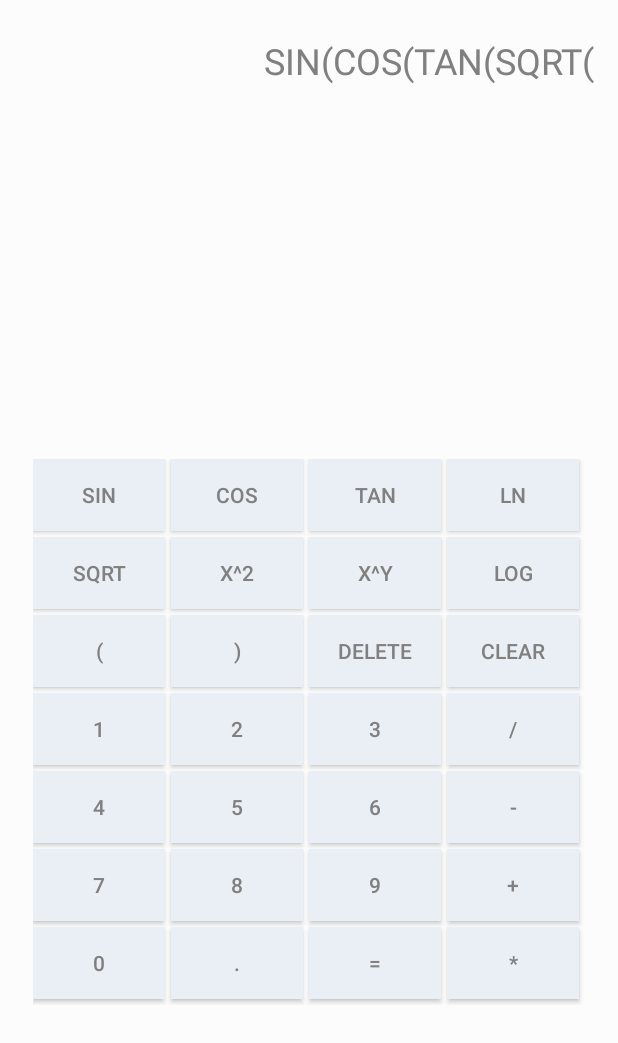
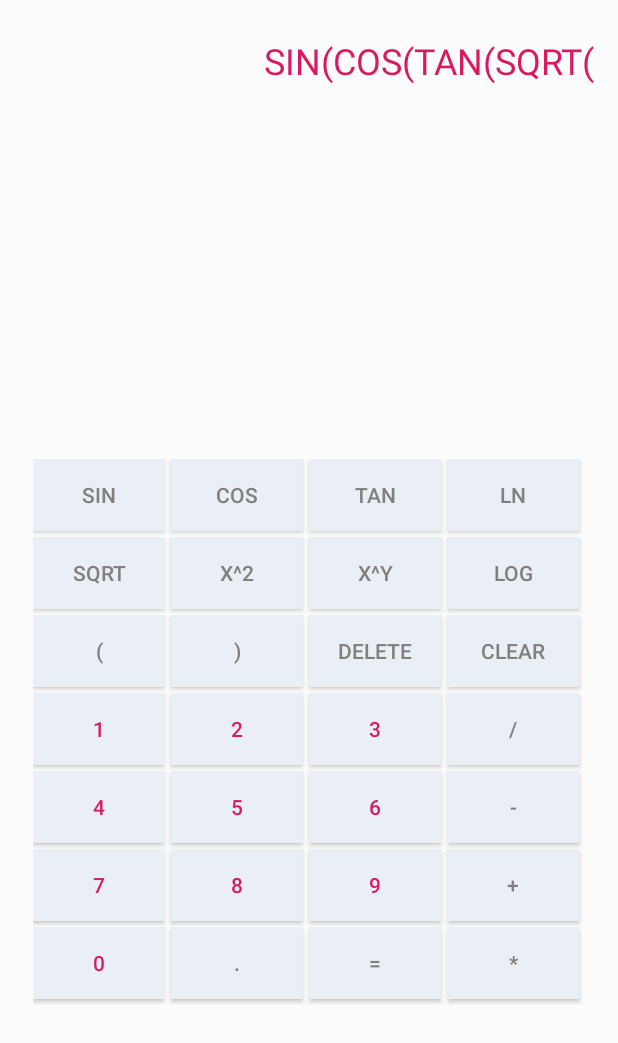
Before and after one commit to mikolajww/Calculator_Android, an Android app: the AdvancedCalculatorActivity screen opened directly, with no data from a screen before it, after a tap on "SQRT", on a phone screen of 412 x 824 dp. Shown: the top 1043 px of the screen. Run offline under Robolectric (Android 15) with nearby library versions, the phone set to English and light mode, and no system bars; 3 other taps on this screen came first.

Commit message:
Updated text colors

```diff
--- a/app/src/main/res/layout-land/activity_advanced_calculator.xml
+++ b/app/src/main/res/layout-land/activity_advanced_calculator.xml
@@ -5,6 +5,7 @@
     android:layout_width="match_parent"
     android:layout_height="match_parent"
     android:background="?attr/backgroundColor"
+
     tools:context=".AdvancedCalculatorActivity">
 
     <TextView
@@ -16,7 +17,7 @@
         android:layout_marginEnd="8dp"
         android:textAlignment="viewEnd"
         android:textAllCaps="true"
-        android:textColor="?attr/textColor"
+        android:textColor="@color/colorAccent"
         android:textSize="24sp"
         app:layout_constraintEnd_toEndOf="parent"
         app:layout_constraintStart_toStartOf="parent"
@@ -99,7 +100,7 @@
                 android:layout_marginBottom="4dp"
                 android:background="?attr/buttonColor"
                 android:text="1"
-                android:textColor="?attr/textColor"
+                android:textColor="@color/colorAccent"
                 tools:layout_editor_absoluteX="24dp"
                 tools:layout_editor_absoluteY="223dp" />
 
@@ -111,7 +112,7 @@
                 android:layout_marginBottom="4dp"
                 android:background="?attr/buttonColor"
                 android:text="2"
-                android:textColor="?attr/textColor"
+                android:textColor="@color/colorAccent"
                 tools:layout_editor_absoluteX="24dp"
                 tools:layout_editor_absoluteY="223dp" />
 
@@ -123,7 +124,7 @@
                 android:layout_marginBottom="4dp"
                 android:background="?attr/buttonColor"
                 android:text="3"
-                android:textColor="?attr/textColor"
+                android:textColor="@color/colorAccent"
                 tools:layout_editor_absoluteX="24dp"
                 tools:layout_editor_absoluteY="223dp" />
 
@@ -152,7 +153,7 @@
                 android:layout_marginBottom="4dp"
                 android:background="?attr/buttonColor"
                 android:text="4"
-                android:textColor="?attr/textColor"
+                android:textColor="@color/colorAccent"
                 tools:layout_editor_absoluteX="24dp"
                 tools:layout_editor_absoluteY="223dp" />
 
@@ -164,7 +165,7 @@
                 android:layout_marginBottom="4dp"
                 android:background="?attr/buttonColor"
                 android:text="5"
-                android:textColor="?attr/textColor"
+                android:textColor="@color/colorAccent"
                 tools:layout_editor_absoluteX="24dp"
                 tools:layout_editor_absoluteY="223dp" />
 
@@ -176,7 +177,7 @@
                 android:layout_marginBottom="4dp"
                 android:background="?attr/buttonColor"
                 android:text="6"
-                android:textColor="?attr/textColor"
+                android:textColor="@color/colorAccent"
                 tools:layout_editor_absoluteX="24dp"
                 tools:layout_editor_absoluteY="223dp" />
 
@@ -205,7 +206,7 @@
                 android:layout_marginBottom="4dp"
                 android:background="?attr/buttonColor"
                 android:text="7"
-                android:textColor="?attr/textColor"
+                android:textColor="@color/colorAccent"
                 tools:layout_editor_absoluteX="24dp"
                 tools:layout_editor_absoluteY="223dp" />
 
@@ -217,7 +218,7 @@
                 android:layout_marginBottom="4dp"
                 android:background="?attr/buttonColor"
                 android:text="8"
-                android:textColor="?attr/textColor"
+                android:textColor="@color/colorAccent"
                 tools:layout_editor_absoluteX="24dp"
                 tools:layout_editor_absoluteY="223dp" />
 
@@ -229,7 +230,7 @@
                 android:layout_marginBottom="4dp"
                 android:background="?attr/buttonColor"
                 android:text="9"
-                android:textColor="?attr/textColor"
+                android:textColor="@color/colorAccent"
                 tools:layout_editor_absoluteX="24dp"
                 tools:layout_editor_absoluteY="223dp" />
 
@@ -258,7 +259,7 @@
                 android:layout_marginBottom="4dp"
                 android:background="?attr/buttonColor"
                 android:text="0"
-                android:textColor="?attr/textColor"
+                android:textColor="@color/colorAccent"
                 tools:layout_editor_absoluteX="24dp"
                 tools:layout_editor_absoluteY="223dp" />
 
--- a/app/src/main/res/layout/activity_advanced_calculator.xml
+++ b/app/src/main/res/layout/activity_advanced_calculator.xml
@@ -16,7 +16,7 @@
         android:layout_marginEnd="8dp"
         android:textAlignment="viewEnd"
         android:textAllCaps="true"
-        android:textColor="?attr/textColor"
+        android:textColor="@color/colorAccent"
         android:textSize="24sp"
         app:layout_constraintEnd_toEndOf="parent"
         app:layout_constraintStart_toStartOf="parent"
@@ -211,7 +211,8 @@
                 android:layout_marginBottom="4dp"
                 android:background="?attr/buttonColor"
                 android:text="1"
-                android:textColor="?attr/textColor"
+                android:textColor="@color/colorAccent"
+                android:textColorLink="@color/colorAccent"
                 tools:layout_editor_absoluteX="24dp"
                 tools:layout_editor_absoluteY="223dp" />
 
@@ -223,7 +224,8 @@
                 android:layout_marginBottom="4dp"
                 android:background="?attr/buttonColor"
                 android:text="2"
-                android:textColor="?attr/textColor"
+                android:textColor="@color/colorAccent"
+                android:textColorLink="@color/colorAccent"
                 tools:layout_editor_absoluteX="24dp"
                 tools:layout_editor_absoluteY="223dp" />
 
@@ -235,7 +237,8 @@
                 android:layout_marginBottom="4dp"
                 android:background="?attr/buttonColor"
                 android:text="3"
-                android:textColor="?attr/textColor"
+                android:textColor="@color/colorAccent"
+                android:textColorLink="@color/colorAccent"
                 tools:layout_editor_absoluteX="24dp"
                 tools:layout_editor_absoluteY="223dp" />
 
@@ -264,7 +267,8 @@
                 android:layout_marginBottom="4dp"
                 android:background="?attr/buttonColor"
                 android:text="4"
-                android:textColor="?attr/textColor"
+                android:textColor="@color/colorAccent"
+                android:textColorLink="@color/colorAccent"
                 tools:layout_editor_absoluteX="24dp"
                 tools:layout_editor_absoluteY="223dp" />
 
@@ -276,7 +280,8 @@
                 android:layout_marginBottom="4dp"
                 android:background="?attr/buttonColor"
                 android:text="5"
-                android:textColor="?attr/textColor"
+                android:textColor="@color/colorAccent"
+                android:textColorLink="@color/colorAccent"
                 tools:layout_editor_absoluteX="24dp"
                 tools:layout_editor_absoluteY="223dp" />
 
@@ -288,7 +293,8 @@
                 android:layout_marginBottom="4dp"
                 android:background="?attr/buttonColor"
                 android:text="6"
-                android:textColor="?attr/textColor"
+                android:textColor="@color/colorAccent"
+                android:textColorLink="@color/colorAccent"
                 tools:layout_editor_absoluteX="24dp"
                 tools:layout_editor_absoluteY="223dp" />
 
@@ -317,7 +323,8 @@
                 android:layout_marginBottom="4dp"
                 android:background="?attr/buttonColor"
                 android:text="7"
-                android:textColor="?attr/textColor"
+                android:textColor="@color/colorAccent"
+                android:textColorLink="@color/colorAccent"
                 tools:layout_editor_absoluteX="24dp"
                 tools:layout_editor_absoluteY="223dp" />
 
@@ -329,7 +336,8 @@
                 android:layout_marginBottom="4dp"
                 android:background="?attr/buttonColor"
                 android:text="8"
-                android:textColor="?attr/textColor"
+                android:textColor="@color/colorAccent"
+                android:textColorLink="@color/colorAccent"
                 tools:layout_editor_absoluteX="24dp"
                 tools:layout_editor_absoluteY="223dp" />
 
@@ -341,7 +349,8 @@
                 android:layout_marginBottom="4dp"
                 android:background="?attr/buttonColor"
                 android:text="9"
-                android:textColor="?attr/textColor"
+                android:textColor="@color/colorAccent"
+                android:textColorLink="@color/colorAccent"
                 tools:layout_editor_absoluteX="24dp"
                 tools:layout_editor_absoluteY="223dp" />
 
@@ -370,7 +379,8 @@
                 android:layout_marginBottom="4dp"
                 android:background="?attr/buttonColor"
                 android:text="0"
-                android:textColor="?attr/textColor"
+                android:textColor="@color/colorAccent"
+                android:textColorLink="@color/colorAccent"
                 tools:layout_editor_absoluteX="24dp"
                 tools:layout_editor_absoluteY="223dp" />
 
```
Also changed, not shown: app/src/main/res/layout/activity_basic_calculator.xml (+12 -12 lines).
